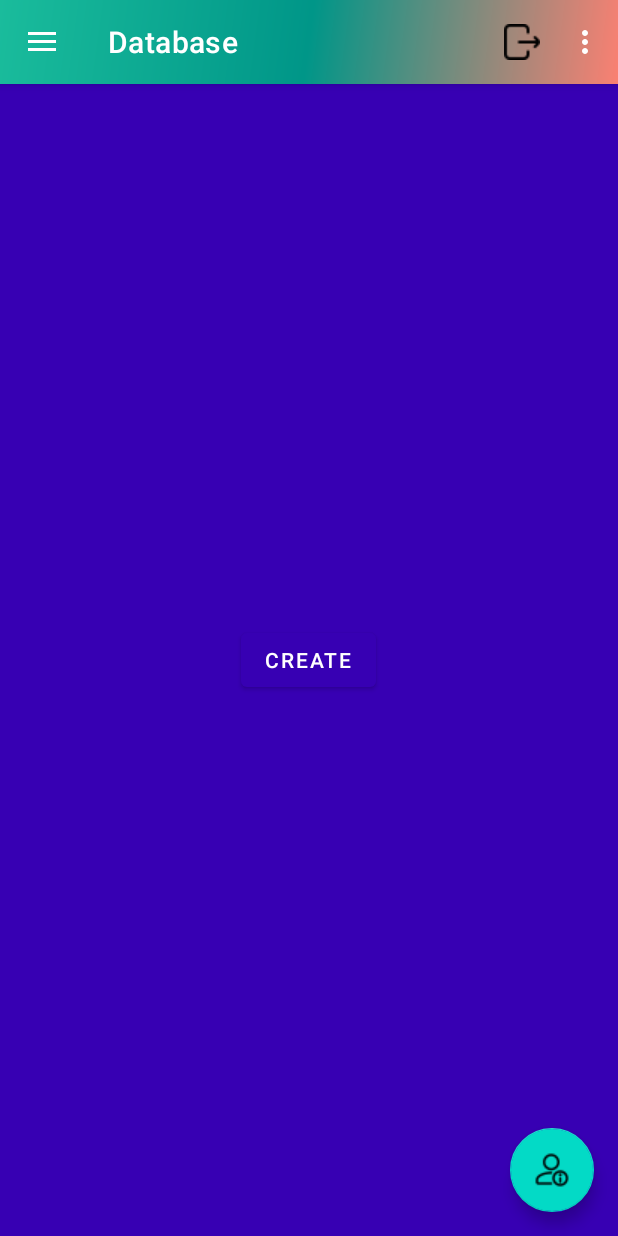
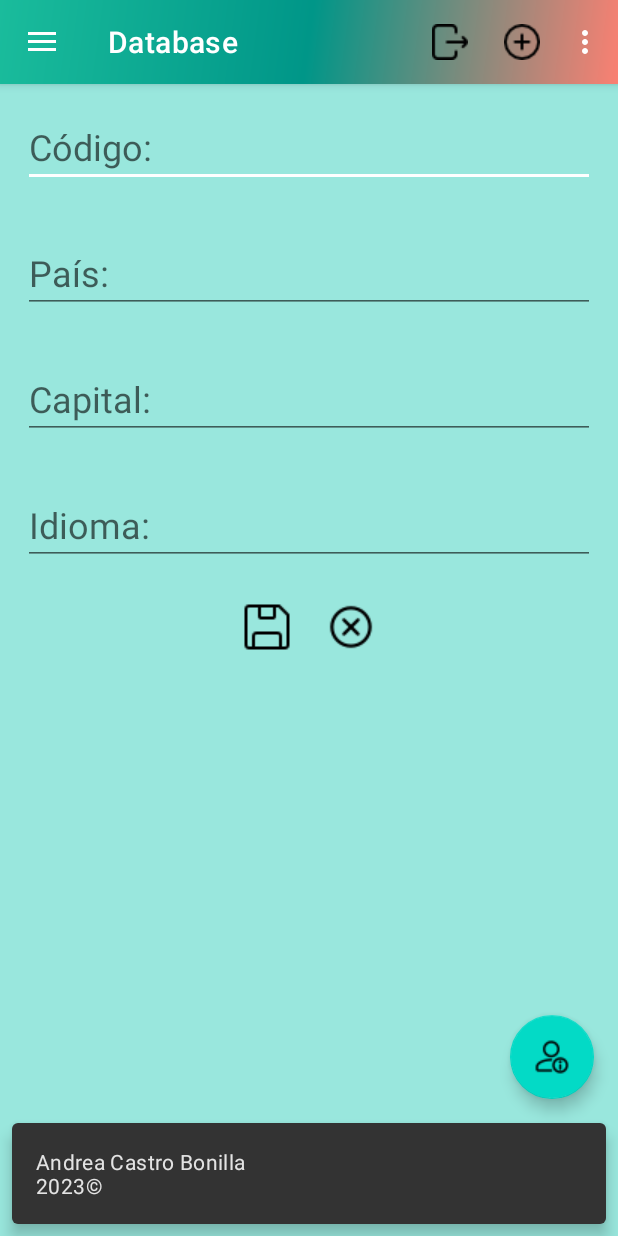
Before and after one commit to AndreaCastroBonilla/AUT2_03, an Android app: the screen it shows after launch (MainActivity), in the side drawer, after a tap on "Database", on a phone screen of 412 x 824 dp. Run offline under Robolectric (Android 15) with nearby library versions, the light colour scheme and no system bars; our stand-ins replace navigation-ui.

Commit message:
Add Data

```diff
--- a/app/src/main/java/com/example/aut2_03/MainActivity.java
+++ b/app/src/main/java/com/example/aut2_03/MainActivity.java
@@ -63,9 +63,7 @@ public class MainActivity extends AppCompatActivity {
     public boolean onOptionsItemSelected(MenuItem menuItem) {
        String msg = "";
        switch (menuItem.getItemId()){
-           case R.id.action_about:
-               Toast.makeText(this, "Andrea Castro Bonilla", Toast.LENGTH_LONG).show();
-               break;
+
            case R.id.action_exit:
                finishAndRemoveTask();
                break;
--- a/app/src/main/res/layout/fragment_activity1.xml
+++ b/app/src/main/res/layout/fragment_activity1.xml
@@ -1,17 +1,82 @@
 <?xml version="1.0" encoding="utf-8"?>
-<FrameLayout xmlns:android="http://schemas.android.com/apk/res/android"
+<LinearLayout xmlns:android="http://schemas.android.com/apk/res/android"
+    xmlns:app="http://schemas.android.com/apk/res-auto"
     xmlns:tools="http://schemas.android.com/tools"
     android:layout_width="match_parent"
     android:layout_height="match_parent"
-    android:background="@color/purple_700"
+    android:background="@color/act1_background"
+    android:orientation="vertical"
     tools:context=".Activity1">
 
-    <Button
+    <EditText
+        android:id="@+id/textId"
+        android:layout_width="match_parent"
+        android:layout_height="wrap_content"
+        android:textSize="24dp"
+        android:hint="Código:"
+        android:layout_marginTop="15dp"
+        android:layout_marginLeft="15dp"
+        android:layout_marginRight="15dp"
+        android:layout_marginBottom="15dp"/>
+    <EditText
+        android:id="@+id/textNombre"
+        android:layout_width="match_parent"
+        android:layout_height="wrap_content"
+        android:textSize="24dp"
+        android:hint="País:"
+        android:layout_marginTop="15dp"
+        android:layout_marginLeft="15dp"
+        android:layout_marginRight="15dp"
+        android:layout_marginBottom="15dp"/>
+    <EditText
+        android:id="@+id/textPais"
+        android:layout_width="match_parent"
+        android:layout_height="wrap_content"
+        android:textSize="24dp"
+        android:hint="Capital:"
+        android:layout_marginTop="15dp"
+        android:layout_marginLeft="15dp"
+        android:layout_marginRight="15dp"
+        android:layout_marginBottom="15dp"/>
+    <EditText
+        android:id="@+id/textIdioma"
+        android:layout_width="match_parent"
+        android:layout_height="wrap_content"
+        android:textSize="24dp"
+        android:hint="Idioma:"
+        android:layout_marginTop="15dp"
+        android:layout_marginLeft="15dp"
+        android:layout_marginRight="15dp"
+        android:layout_marginBottom="15dp"/>
+
+    <FrameLayout
         android:layout_width="wrap_content"
         android:layout_height="wrap_content"
-        android:id="@+id/crearButton"
-        android:text="CREATE"
-        android:layout_gravity="center">
-    </Button>
+        android:layout_gravity="center_horizontal">
 
-</FrameLayout>
+        <RelativeLayout
+            android:layout_width="wrap_content"
+            android:layout_height="wrap_content">
+
+            <ImageButton
+                android:id="@+id/imageButtonSave"
+                android:layout_width="wrap_content"
+                android:layout_height="wrap_content"
+                android:backgroundTint="#00FFFFFF"
+                android:src="@drawable/diskette" />
+
+            <ImageButton
+                android:id="@+id/imageButtonCancel"
+                android:layout_width="wrap_content"
+                android:layout_height="wrap_content"
+                android:layout_toRightOf="@+id/imageButtonSave"
+                android:backgroundTint="#00FFFFFF"
+                android:src="@drawable/cancel"/>
+        </RelativeLayout>
+
+
+    </FrameLayout>
+
+
+
+</LinearLayout>
--- a/app/src/main/res/menu/main.xml
+++ b/app/src/main/res/menu/main.xml
@@ -1,12 +1,6 @@
 <?xml version="1.0" encoding="utf-8"?>
 <menu xmlns:android="http://schemas.android.com/apk/res/android"
     xmlns:app="http://schemas.android.com/apk/res-auto">
-
-    <item
-        android:id="@+id/action_about"
-        android:orderInCategory="100"
-        android:title="@string/action_about"
-        app:showAsAction="never" />
 
     <item
         android:id="@+id/action_exit"
--- /dev/null
+++ b/app/src/main/res/menu/menu1.xml
@@ -0,0 +1,25 @@
+<?xml version="1.0" encoding="utf-8"?>
+<menu xmlns:android="http://schemas.android.com/apk/res/android"
+    xmlns:app="http://schemas.android.com/apk/res-auto">
+
+    <item
+        android:id="@+id/add"
+        android:orderInCategory="100"
+        android:title="@string/action_add"
+        android:icon="@drawable/add"
+        app:showAsAction="ifRoom"/>
+
+    <item
+        android:id="@+id/delete"
+        android:orderInCategory="100"
+        android:title="@string/action_delete"
+        android:icon="@drawable/delete"
+        app:showAsAction="ifRoom" />
+
+    <item
+        android:id="@+id/modify"
+        android:orderInCategory="100"
+        android:title="@string/action_modify"
+        android:icon="@drawable/edit"
+        app:showAsAction="ifRoom" />
+</menu>
--- a/app/src/main/res/values/colors.xml
+++ b/app/src/main/res/values/colors.xml
@@ -11,4 +11,5 @@
     <color name="salmon">#FA8072</color>
     <color name="side_nav_bar_endColor">#1ABC9C</color>
     <color name="side_nav_bar_centerColor">#009688</color>
+    <color name="act1_background">#99E7DD</color>
 </resources>
--- a/app/src/main/res/values/strings.xml
+++ b/app/src/main/res/values/strings.xml
@@ -14,4 +14,8 @@
     <string name="menu_act3">Recorder</string>
     <string name="menu_act4">Connections</string>
 
+    <string name="action_add">Add</string>
+    <string name="action_delete">Delete</string>
+    <string name="action_modify">Modify</string>
+
 </resources>
```
Also changed, not shown: app/src/main/java/com/example/aut2_03/Activity1.java (+76 -5 lines), app/src/main/java/com/example/aut2_03/Activity1_Add.java (added, +55 -0 lines), app/src/main/java/db/DbTravel.java (added, +37 -0 lines), app/src/main/res/drawable/add.png (added), app/src/main/res/drawable/cancel.png (added), app/src/main/res/drawable/delete.png (added), app/src/main/res/drawable/diskette.png (added), app/src/main/res/drawable/edit.png (added).
